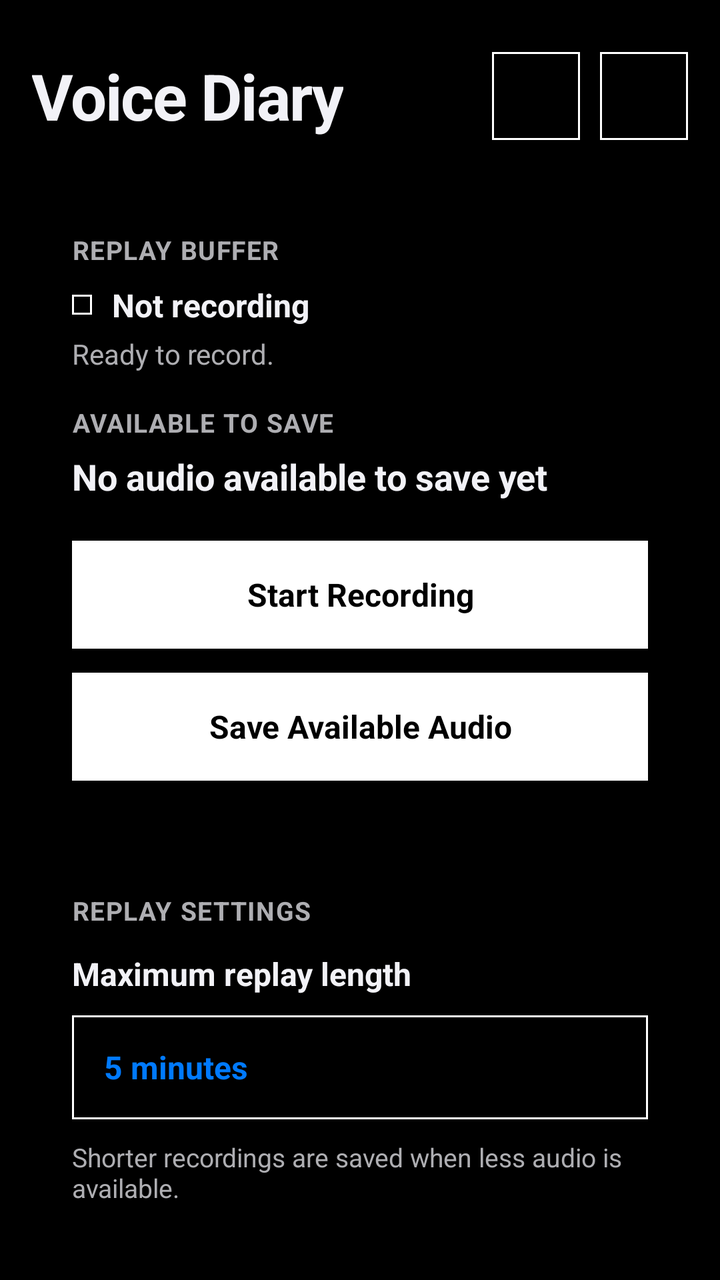
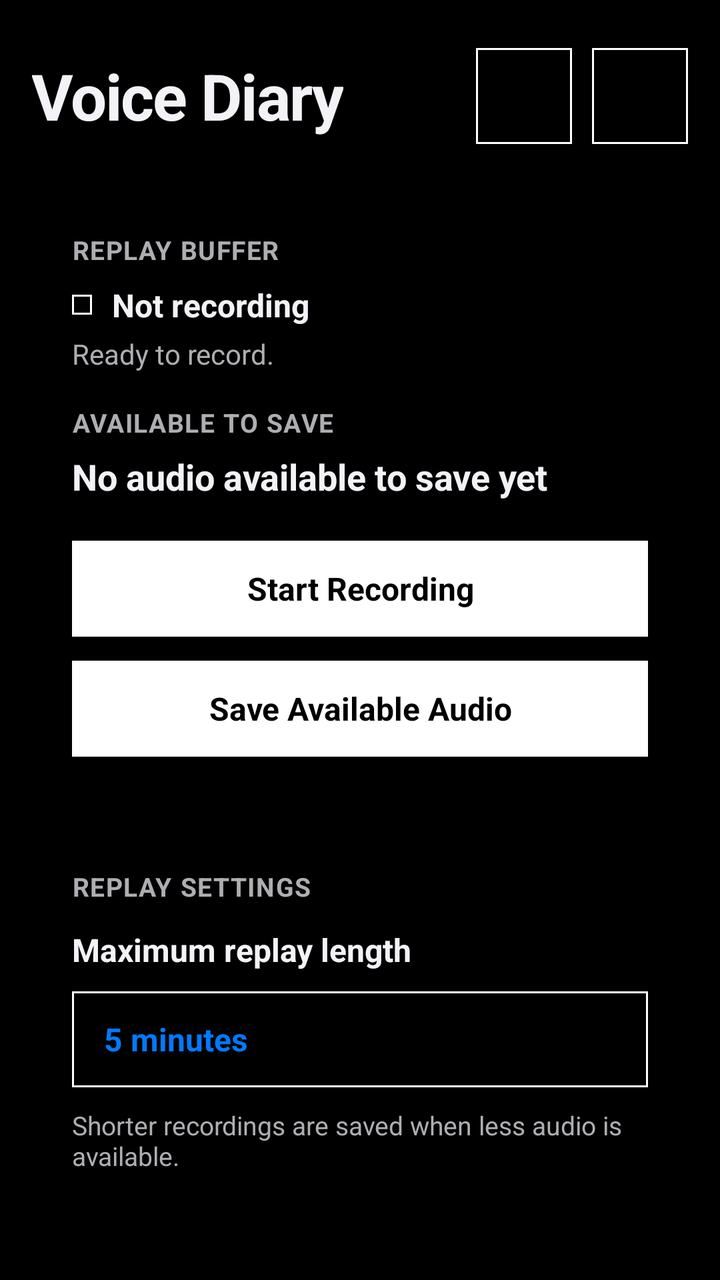

An Android layout rendered at two revisions. The XML below is the earlier revision; the diff shows what the commit changed to produce the second picture.
<!-- AndroidManifest.xml: application theme Theme.VoiceDiary -->
<!-- res/layout/activity_main.xml -->
<?xml version="1.0" encoding="utf-8"?>
<ScrollView xmlns:android="http://schemas.android.com/apk/res/android"
    xmlns:app="http://schemas.android.com/apk/res-auto"
    android:id="@+id/mainScrollView"
    android:layout_width="match_parent"
    android:layout_height="match_parent"
    android:fillViewport="true"
    android:scrollbars="none">

    <LinearLayout
        android:id="@+id/mainContent"
        android:layout_width="match_parent"
        android:layout_height="wrap_content"
        android:orientation="vertical"
        android:paddingStart="16dp"
        android:paddingTop="16dp"
        android:paddingEnd="16dp"
        android:paddingBottom="36dp">

        
        <FrameLayout
            android:layout_width="match_parent"
            android:layout_height="64dp"
            android:layout_marginBottom="16dp">

            <LinearLayout
                android:layout_width="match_parent"
                android:layout_height="match_parent"
                android:gravity="center_vertical"
                android:orientation="vertical">

                <TextView
                    android:id="@+id/titleText"
                    android:layout_width="wrap_content"
                    android:layout_height="wrap_content"
                    android:text="@string/app_name"
                    android:textColor="?attr/colorOnSurface"
                    android:textSize="32sp"
                    android:textStyle="bold"
                    android:letterSpacing="-0.02" />
            </LinearLayout>

            <LinearLayout
                android:layout_width="wrap_content"
                android:layout_height="match_parent"
                android:layout_gravity="end|center_vertical"
                android:gravity="center_vertical"
                android:orientation="horizontal">

                <ImageButton
                    android:id="@+id/updateButton"
                    android:layout_width="44dp"
                    android:layout_height="44dp"
                    android:layout_marginEnd="10dp"
                    android:background="@drawable/button_black"
                    android:contentDescription="@string/check_for_app_updates"
                    android:padding="11dp"
                    android:scaleType="centerInside"
                    android:src="@drawable/ic_update" />

                <ImageButton
                    android:id="@+id/themeToggleButton"
                    android:layout_width="44dp"
                    android:layout_height="44dp"
                    android:background="@drawable/button_black"
                    android:contentDescription="@string/switch_theme"
                    android:padding="11dp"
                    android:scaleType="centerInside"
                    android:src="@drawable/ic_theme_sun" />
            </LinearLayout>
        </FrameLayout>

        
        <LinearLayout
            android:id="@+id/bufferCard"
            android:layout_width="match_parent"
            android:layout_height="wrap_content"
            android:layout_marginBottom="16dp"
            android:orientation="vertical"
            android:padding="20dp">

            <TextView
                android:layout_width="match_parent"
                android:layout_height="wrap_content"
                android:text="@string/replay_buffer"
                android:textColor="?attr/colorOnSurfaceVariant"
                android:textSize="13sp"
                android:textStyle="bold"
                android:letterSpacing="0.04" />

            <LinearLayout
                android:layout_width="match_parent"
                android:layout_height="wrap_content"
                android:layout_marginTop="8dp"
                android:layout_marginBottom="4dp"
                android:gravity="center_vertical"
                android:orientation="horizontal">

                <View
                    android:id="@+id/recordingStateDot"
                    android:layout_width="10dp"
                    android:layout_height="10dp"
                    android:layout_marginEnd="10dp"
                    android:background="@drawable/button_black" />

                <TextView
                    android:id="@+id/recordingStateText"
                    android:layout_width="wrap_content"
                    android:layout_height="wrap_content"
                    android:accessibilityLiveRegion="polite"
                    android:text="@string/not_recording"
                    android:textColor="?attr/colorOnSurface"
                    android:textSize="16sp"
                    android:textStyle="bold" />
            </LinearLayout>

            <TextView
                android:id="@+id/statusText"
                android:layout_width="match_parent"
                android:layout_height="wrap_content"
                android:layout_marginBottom="16dp"
                android:gravity="start"
                android:text="@string/ready_to_record"
                android:textColor="?attr/colorOnSurfaceVariant"
                android:textSize="14sp" />

            <ProgressBar
                android:id="@+id/saveProgress"
                style="?android:attr/progressBarStyleHorizontal"
                android:layout_width="match_parent"
                android:layout_height="3dp"
                android:layout_marginBottom="12dp"
                android:indeterminate="true"
                android:indeterminateTint="@color/ios_blue"
                android:visibility="gone" />

            <TextView
                android:layout_width="match_parent"
                android:layout_height="wrap_content"
                android:text="@string/available_to_save"
                android:textColor="?attr/colorOnSurfaceVariant"
                android:textSize="13sp"
                android:textStyle="bold"
                android:letterSpacing="0.04" />

            <TextView
                android:id="@+id/availableDurationText"
                android:layout_width="match_parent"
                android:layout_height="wrap_content"
                android:layout_marginTop="6dp"
                android:layout_marginBottom="20dp"
                android:accessibilityLiveRegion="polite"
                android:text="@string/no_audio_available"
                android:textColor="?attr/colorOnSurface"
                android:textSize="18sp"
                android:textStyle="bold" />

            <Button
                android:id="@+id/startButton"
                android:layout_width="match_parent"
                android:layout_height="54dp"
                android:layout_marginBottom="12dp"
                android:background="@drawable/button_white"
                android:contentDescription="@string/recording_button_description"
                android:text="@string/start_recording"
                android:textAllCaps="false"
                android:textColor="@color/black"
                android:textSize="16sp"
                android:textStyle="bold" />

            <Button
                android:id="@+id/saveButton"
                android:layout_width="match_parent"
                android:layout_height="54dp"
                android:background="@drawable/button_white"
                android:contentDescription="@string/save_replay_description"
                android:text="@string/save_available_audio"
                android:textAllCaps="false"
                android:textColor="@color/black"
                android:textSize="16sp"
                android:textStyle="bold" />
        </LinearLayout>

        
        <LinearLayout
            android:id="@+id/settingsCard"
            android:layout_width="match_parent"
            android:layout_height="wrap_content"
            android:layout_marginBottom="16dp"
            android:orientation="vertical"
            android:padding="20dp">

            <TextView
                android:layout_width="match_parent"
                android:layout_height="wrap_content"
                android:text="@string/replay_settings"
                android:textColor="?attr/colorOnSurfaceVariant"
                android:textSize="13sp"
                android:textStyle="bold"
                android:letterSpacing="0.04" />

            <TextView
                android:layout_width="match_parent"
                android:layout_height="wrap_content"
                android:layout_marginTop="12dp"
                android:text="@string/maximum_replay_length"
                android:textColor="?attr/colorOnSurface"
                android:textSize="16sp"
                android:textStyle="bold" />

            <TextView
                android:id="@+id/segmentLengthPickerButton"
                android:layout_width="match_parent"
                android:layout_height="52dp"
                android:layout_marginTop="10dp"
                android:layout_marginBottom="10dp"
                android:background="@drawable/spinner_square"
                android:clickable="true"
                android:contentDescription="@string/choose_maximum_replay_length"
                android:focusable="true"
                android:gravity="center_vertical"
                android:paddingStart="16dp"
                android:paddingEnd="16dp"
                android:text="@string/minutes_default"
                android:textColor="@color/ios_blue"
                android:textSize="16sp"
                android:textStyle="bold"
                app:drawableEndCompat="@drawable/ic_chevron_down" />

            <TextView
                android:layout_width="match_parent"
                android:layout_height="wrap_content"
                android:text="@string/shorter_recordings_note"
                android:textColor="?attr/colorOnSurfaceVariant"
                android:textSize="13sp" />
        </LinearLayout>

        
        <LinearLayout
            android:id="@+id/recordingsCard"
            android:layout_width="match_parent"
            android:layout_height="wrap_content"
            android:layout_marginBottom="16dp"
            android:orientation="vertical"
            android:padding="20dp">

            <TextView
                android:layout_width="match_parent"
                android:layout_height="wrap_content"
                android:text="@string/recordings"
                android:textColor="?attr/colorOnSurfaceVariant"
                android:textSize="13sp"
                android:textStyle="bold"
                android:letterSpacing="0.04" />

            <TextView
                android:id="@+id/folderText"
                android:layout_width="match_parent"
                android:layout_height="wrap_content"
                android:layout_marginTop="10dp"
                android:layout_marginBottom="6dp"
                android:text="@string/folder_not_selected"
                android:textColor="?attr/colorOnSurface"
                android:textSize="15sp"
                android:textStyle="bold" />

            <TextView
                android:id="@+id/storageStatusText"
                android:layout_width="match_parent"
                android:layout_height="wrap_content"
                android:layout_marginBottom="16dp"
                android:accessibilityLiveRegion="polite"
                android:text="@string/choose_folder_storage_usage"
                android:textColor="?attr/colorOnSurfaceVariant"
                android:textSize="13sp" />

            <Button
                android:id="@+id/openRecordingsButton"
                android:layout_width="match_parent"
                android:layout_height="50dp"
                android:layout_marginBottom="10dp"
                android:background="@drawable/button_white"
                android:contentDescription="@string/open_saved_recordings_description"
                android:text="@string/open_saved_recordings"
                android:textAllCaps="false"
                android:textColor="@color/black"
                android:textSize="15sp" />

            <Button
                android:id="@+id/changeFolderButton"
                android:layout_width="match_parent"
                android:layout_height="50dp"
                android:layout_marginBottom="10dp"
                android:background="@drawable/button_white"
                android:contentDescription="@string/choose_change_recordings_folder_description"
                android:text="@string/choose_recordings_folder"
                android:textAllCaps="false"
                android:textColor="@color/black"
                android:textSize="15sp" />

            <Button
                android:id="@+id/clearChunksButton"
                android:layout_width="match_parent"
                android:layout_height="50dp"
                android:layout_marginBottom="4dp"
                android:background="@drawable/button_white"
                android:contentDescription="@string/clear_audio_chunks_description"
                android:text="@string/clear_audio_chunks"
                android:textAllCaps="false"
                android:textColor="@color/black"
                android:textSize="15sp" />

        </LinearLayout>

    </LinearLayout>
</ScrollView>
<!-- resources referenced by this layout -->
<resources>
  <color name="black">#000000</color>
  <color name="ios_blue">#007AFF</color>
  <!-- drawable button_black (drawable) -->
  <?xml version="1.0" encoding="utf-8"?>
  <shape xmlns:android="http://schemas.android.com/apk/res/android" android:shape="rectangle">
      <solid android:color="@color/black" />
      <stroke android:width="1dp" android:color="@color/white" />
  </shape>
  <!-- drawable button_white (drawable) -->
  <?xml version="1.0" encoding="utf-8"?>
  <shape xmlns:android="http://schemas.android.com/apk/res/android" android:shape="rectangle">
      <solid android:color="@color/white" />
      <stroke android:width="1dp" android:color="@color/white" />
  </shape>
  <!-- drawable ic_update (drawable) -->
  <vector xmlns:android="http://schemas.android.com/apk/res/android"
      android:width="24dp"
      android:height="24dp"
      android:viewportWidth="24"
      android:viewportHeight="24">
      <path
          android:fillColor="#FF000000"
          android:pathData="M17.65,6.35A8,8 0,1 0,20 12h-2a6,6 0,1 1,-1.76 -4.24L13,11h7V4z" />
  </vector>
  <!-- drawable spinner_square (drawable) -->
  <?xml version="1.0" encoding="utf-8"?>
  <shape xmlns:android="http://schemas.android.com/apk/res/android" android:shape="rectangle">
      <solid android:color="@color/black" />
      <stroke android:width="1dp" android:color="@color/white" />
  </shape>
  <string name="app_name">Voice Diary</string>
  <string name="available_to_save">AVAILABLE TO SAVE</string>
  <string name="check_for_app_updates">Check for app updates</string>
  <string name="choose_change_recordings_folder_description">Choose or change where audio recordings are stored</string>
  <string name="choose_folder_storage_usage">Choose a folder to see buffered storage usage.</string>
  <string name="choose_maximum_replay_length">Choose maximum replay length</string>
  <string name="choose_recordings_folder">Choose Recordings Folder</string>
  <string name="clear_audio_chunks">Clear Audio Chunks</string>
  <string name="clear_audio_chunks_description">Delete unsaved audio chunks only; saved recordings are kept</string>
  <string name="folder_not_selected">Recordings folder: not selected. Choose a folder before starting.</string>
  <string name="maximum_replay_length">Maximum replay length</string>
  <string name="minutes_default">5 minutes</string>
  <string name="no_audio_available">No audio available to save yet</string>
  <string name="not_recording">Not recording</string>
  <string name="open_saved_recordings">Open Saved Recordings</string>
  <string name="open_saved_recordings_description">Open the folder containing saved audio replays</string>
  <string name="ready_to_record">Ready to record.</string>
  <string name="recording_button_description">Start or stop microphone recording</string>
  <string name="recordings">RECORDINGS</string>
  <string name="replay_buffer">REPLAY BUFFER</string>
  <string name="replay_settings">REPLAY SETTINGS</string>
  <string name="save_available_audio">Save Available Audio</string>
  <string name="save_replay_description">Save the available recent audio replay</string>
  <string name="shorter_recordings_note">Shorter recordings are saved when less audio is available.</string>
  <string name="start_recording">Start Recording</string>
  <string name="switch_theme">Switch light or dark theme</string>
  <color name="white">#FFFFFF</color>
  <color name="ios_dark_blue">#0A84FF</color>
  <color name="ios_dark_surface">#1C1C1E</color>
  <color name="ios_dark_background">#000000</color>
  <color name="ios_dark_text">#F2F2F7</color>
  <color name="ios_dark_secondary">#AEAEB2</color>
  <color name="ios_dark_border">#38383A</color>
  <style name="ShapeAppearance.VoiceDiary.Rounded" parent="">
          <item name="cornerSize">24dp</item>
      </style>
  <!-- unchanged entries left out for length: 4 -->
</resources>

<!-- the commit's change to res/layout/activity_main.xml (unified diff, before → after) -->
@@ -20,7 +20,8 @@
         
         <FrameLayout
             android:layout_width="match_parent"
-            android:layout_height="64dp"
+            android:layout_height="wrap_content"
+            android:minHeight="64dp"
             android:layout_marginBottom="16dp">
 
             <LinearLayout
@@ -49,8 +50,8 @@
 
                 <ImageButton
                     android:id="@+id/updateButton"
-                    android:layout_width="44dp"
-                    android:layout_height="44dp"
+                    android:layout_width="48dp"
+                    android:layout_height="48dp"
                     android:layout_marginEnd="10dp"
                     android:background="@drawable/button_black"
                     android:contentDescription="@string/check_for_app_updates"
@@ -60,8 +61,8 @@
 
                 <ImageButton
                     android:id="@+id/themeToggleButton"
-                    android:layout_width="44dp"
-                    android:layout_height="44dp"
+                    android:layout_width="48dp"
+                    android:layout_height="48dp"
                     android:background="@drawable/button_black"
                     android:contentDescription="@string/switch_theme"
                     android:padding="11dp"
@@ -158,7 +159,8 @@
             <Button
                 android:id="@+id/startButton"
                 android:layout_width="match_parent"
-                android:layout_height="54dp"
+                android:layout_height="wrap_content"
+                android:minHeight="48dp"
                 android:layout_marginBottom="12dp"
                 android:background="@drawable/button_white"
                 android:contentDescription="@string/recording_button_description"
@@ -171,7 +173,8 @@
             <Button
                 android:id="@+id/saveButton"
                 android:layout_width="match_parent"
-                android:layout_height="54dp"
+                android:layout_height="wrap_content"
+                android:minHeight="48dp"
                 android:background="@drawable/button_white"
                 android:contentDescription="@string/save_replay_description"
                 android:text="@string/save_available_audio"
@@ -211,7 +214,8 @@
             <TextView
                 android:id="@+id/segmentLengthPickerButton"
                 android:layout_width="match_parent"
-                android:layout_height="52dp"
+                android:layout_height="wrap_content"
+                android:minHeight="48dp"
                 android:layout_marginTop="10dp"
                 android:layout_marginBottom="10dp"
                 android:background="@drawable/spinner_square"
@@ -277,7 +281,8 @@
             <Button
                 android:id="@+id/openRecordingsButton"
                 android:layout_width="match_parent"
-                android:layout_height="50dp"
+                android:layout_height="wrap_content"
+                android:minHeight="48dp"
                 android:layout_marginBottom="10dp"
                 android:background="@drawable/button_white"
                 android:contentDescription="@string/open_saved_recordings_description"
@@ -289,7 +294,8 @@
             <Button
                 android:id="@+id/changeFolderButton"
                 android:layout_width="match_parent"
-                android:layout_height="50dp"
+                android:layout_height="wrap_content"
+                android:minHeight="48dp"
                 android:layout_marginBottom="10dp"
                 android:background="@drawable/button_white"
                 android:contentDescription="@string/choose_change_recordings_folder_description"
@@ -301,7 +307,8 @@
             <Button
                 android:id="@+id/clearChunksButton"
                 android:layout_width="match_parent"
-                android:layout_height="50dp"
+                android:layout_height="wrap_content"
+                android:minHeight="48dp"
                 android:layout_marginBottom="4dp"
                 android:background="@drawable/button_white"
                 android:contentDescription="@string/clear_audio_chunks_description"
<!-- resource entries referenced after the edit -->
@@ -44,8 +44,8 @@
   <string name="minutes_default">5 minutes</string>
   <string name="no_audio_available">No audio available to save yet</string>
   <string name="not_recording">Not recording</string>
-  <string name="open_saved_recordings">Open Saved Recordings</string>
-  <string name="open_saved_recordings_description">Open the folder containing saved audio replays</string>
+  <string name="open_saved_recordings">Saved Recordings</string>
+  <string name="open_saved_recordings_description">Browse, play, share, or delete saved audio replays</string>
   <string name="ready_to_record">Ready to record.</string>
   <string name="recording_button_description">Start or stop microphone recording</string>
   <string name="recordings">RECORDINGS</string>
